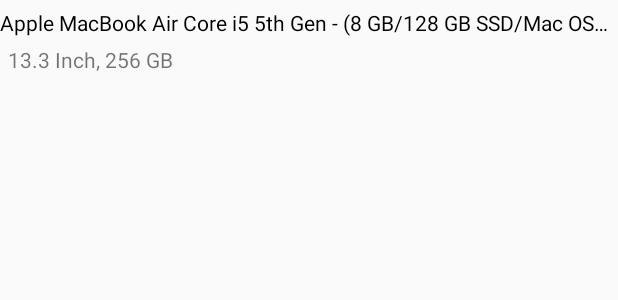
After one commit to Sanghamitra1234/Note_Taking_App, an Android app: the layout list_layout.xml on its own in the app's theme, with its tools: preview values and no code run, on a phone screen of 412 x 824 dp. The commit adds this screen. Shown: the top 300 px of the screen. Run offline under Robolectric (Android 15) with nearby library versions, the phone set to English and light mode, and no system bars; network calls fail.

Commit message:
Updated App with recycler view

```diff
--- a/app/build.gradle
+++ b/app/build.gradle
@@ -19,11 +19,12 @@ android {
 }
 
 dependencies {
-    implementation fileTree(dir: 'libs', include: ['*.jar'])
+    implementation fileTree(include: ['*.jar'], dir: 'libs')
     implementation 'com.android.support:appcompat-v7:27.1.1'
     implementation 'com.android.support.constraint:constraint-layout:1.1.0'
     implementation 'com.android.volley:volley:1.0.0'
     testImplementation 'junit:junit:4.12'
     androidTestImplementation 'com.android.support.test:runner:1.0.2'
     androidTestImplementation 'com.android.support.test.espresso:espresso-core:3.0.2'
+    implementation 'com.android.support:recyclerview-v7:27.1.1'
 }
--- /dev/null
+++ b/app/src/main/res/layout/list_layout.xml
@@ -0,0 +1,27 @@
+<?xml version="1.0" encoding="utf-8"?>
+<LinearLayout xmlns:android="http://schemas.android.com/apk/res/android"
+    android:layout_width="match_parent"
+    android:layout_height="wrap_content"
+    android:orientation="vertical">
+
+    <TextView
+        android:id="@+id/textView_name"
+        android:layout_width="match_parent"
+        android:layout_height="wrap_content"
+        android:layout_marginTop="5dp"
+        android:singleLine="true"
+        android:text="Apple MacBook Air Core i5 5th Gen - (8 GB/128 GB SSD/Mac OS Sierra)"
+        android:textAppearance="@style/Base.TextAppearance.AppCompat.Small"
+        android:textColor="#000000" />
+
+    <TextView
+        android:id="@+id/textView_content"
+        android:layout_width="match_parent"
+        android:layout_height="wrap_content"
+        android:layout_below="@id/textView_name"
+        android:layout_marginLeft="5dp"
+        android:layout_marginTop="5dp"
+        android:text="13.3 Inch, 256 GB"
+        android:textAppearance="@style/Base.TextAppearance.AppCompat.Small" />
+
+</LinearLayout>
```
Also changed, not shown: app/src/main/java/com/example/sang/loginsystemv/NoteAdapter.java (added, +55 -0 lines), app/src/main/java/com/example/sang/loginsystemv/NoteModel.java (added, +40 -0 lines), app/src/main/java/com/example/sang/loginsystemv/userActivity.java (+74 -7 lines), app/src/main/res/layout/activity_user.xml (+4 -7 lines), 2 other files.
